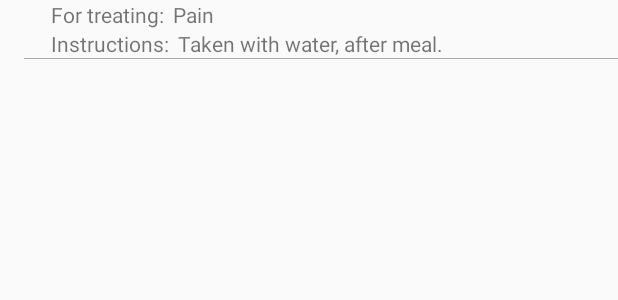
After one commit to taotao19950405/coding-project, an Android app: the layout fragment_medication_list_child.xml on its own in the app's theme, with its tools: preview values and no code run, on a phone screen of 412 x 824 dp. The commit adds this screen. Shown: the top 300 px of the screen. Run offline under Robolectric (Android 15) with nearby library versions, the phone set to English and light mode, and no system bars.

Commit message:
more fields added to My medication

```diff
--- /dev/null
+++ b/app/src/main/res/layout/fragment_medication_list_child.xml
@@ -0,0 +1,57 @@
+<?xml version="1.0" encoding="utf-8"?>
+<LinearLayout xmlns:android="http://schemas.android.com/apk/res/android"
+    android:layout_width="match_parent"
+    android:layout_height="match_parent"
+    android:paddingLeft="16dp"
+    android:orientation="vertical">
+
+        <LinearLayout xmlns:android="http://schemas.android.com/apk/res/android"
+            android:layout_width="match_parent"
+            android:layout_height="wrap_content"
+            android:paddingLeft="12dp"
+            android:paddingRight="12dp"
+            android:orientation="horizontal">
+            <TextView
+                android:layout_width="wrap_content"
+                android:layout_height="wrap_content"
+                android:paddingLeft="6dp"
+                android:text="@string/text_label_reasonForUse"
+                android:id="@+id/display_medication_reasonForUse"/>
+
+            <TextView
+                android:layout_width="wrap_content"
+                android:layout_height="wrap_content"
+                android:paddingLeft="6dp"
+                android:text="@string/text_hardcoded_reasonForUse"
+                android:id="@+id/list_reasonForUse"/>
+
+        </LinearLayout>
+
+        <LinearLayout xmlns:android="http://schemas.android.com/apk/res/android"
+            android:layout_width="match_parent"
+            android:layout_height="wrap_content"
+            android:paddingLeft="12dp"
+            android:paddingRight="12dp"
+            android:orientation="horizontal">
+            <TextView
+                android:layout_width="wrap_content"
+                android:layout_height="wrap_content"
+                android:paddingLeft="6dp"
+                android:text="@string/text_label_Note"
+                android:id="@+id/display_medication_Note"/>
+
+            <TextView
+                android:layout_width="wrap_content"
+                android:layout_height="wrap_content"
+                android:paddingLeft="6dp"
+                android:text="@string/text_hardcoded_Note"
+                android:id="@+id/list_Note"/>
+
+        </LinearLayout>
+
+        <View
+            android:layout_width="fill_parent"
+            android:layout_height="0.2dp"
+            android:background="@android:color/darker_gray"/>
+
+</LinearLayout>
--- a/app/src/main/res/layout/fragment_medication_list_item.xml
+++ b/app/src/main/res/layout/fragment_medication_list_item.xml
@@ -5,7 +5,6 @@
               android:padding="8dp"
               android:orientation="vertical"
               android:id="@+id/display_first_last_name">
-
 
     <LinearLayout xmlns:android="http://schemas.android.com/apk/res/android"
                   android:layout_width="match_parent"
--- a/app/src/main/res/values/strings.xml
+++ b/app/src/main/res/values/strings.xml
@@ -10,6 +10,11 @@
 
 	<string name="text_label_name">Name:</string>
 	<string name="text_label_dosage">Dosage:</string>
+
+	<string name="text_label_reasonForUse">For treating:</string>
+	<string name="text_hardcoded_reasonForUse">Pain</string>
+	<string name="text_label_Note">Instructions:</string>
+	<string name="text_hardcoded_Note">Taken with water, after meal.</string>
 
 	<string name="edit_text_name_hint">please enter a name</string>
 	<string name="edit_text_dosage_hint">please enter a dosage</string>
```
